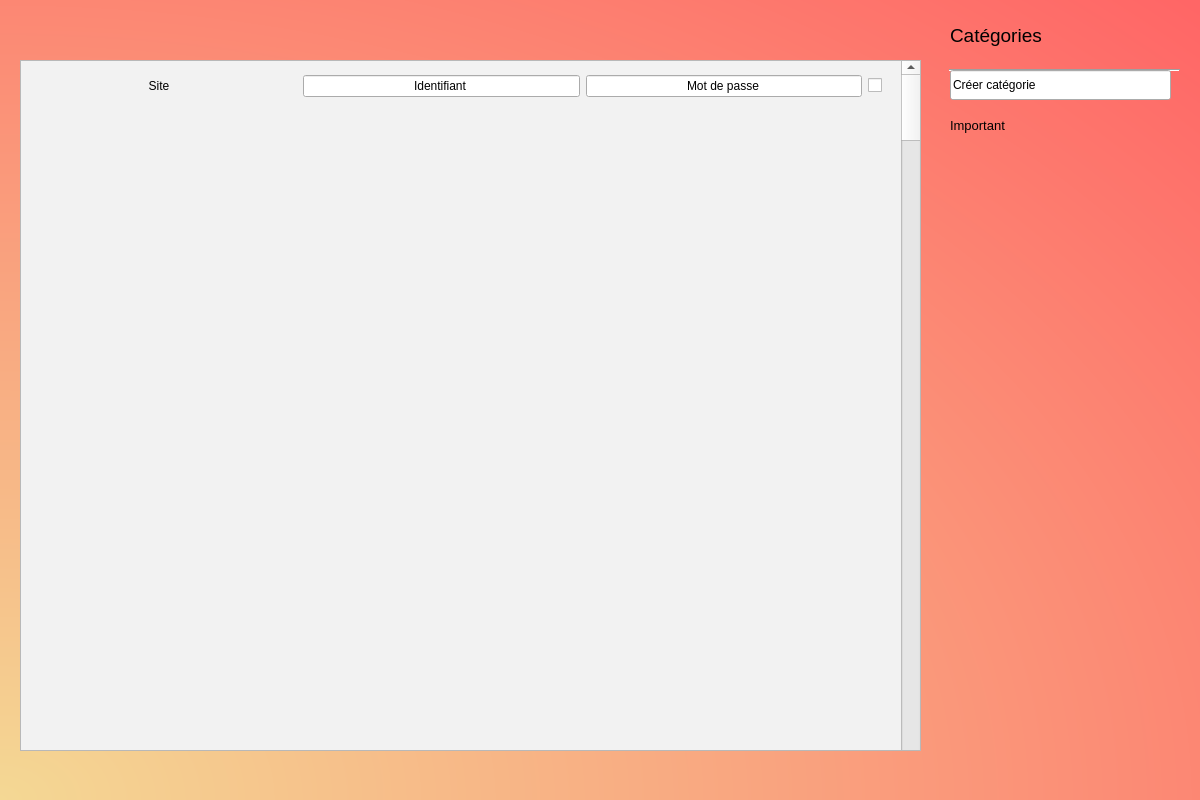
Before: the Qt Designer form Interface_graphique/PyQt/UI/fenetreGestion.ui in MindPass/Code, drawn with Qt 5.
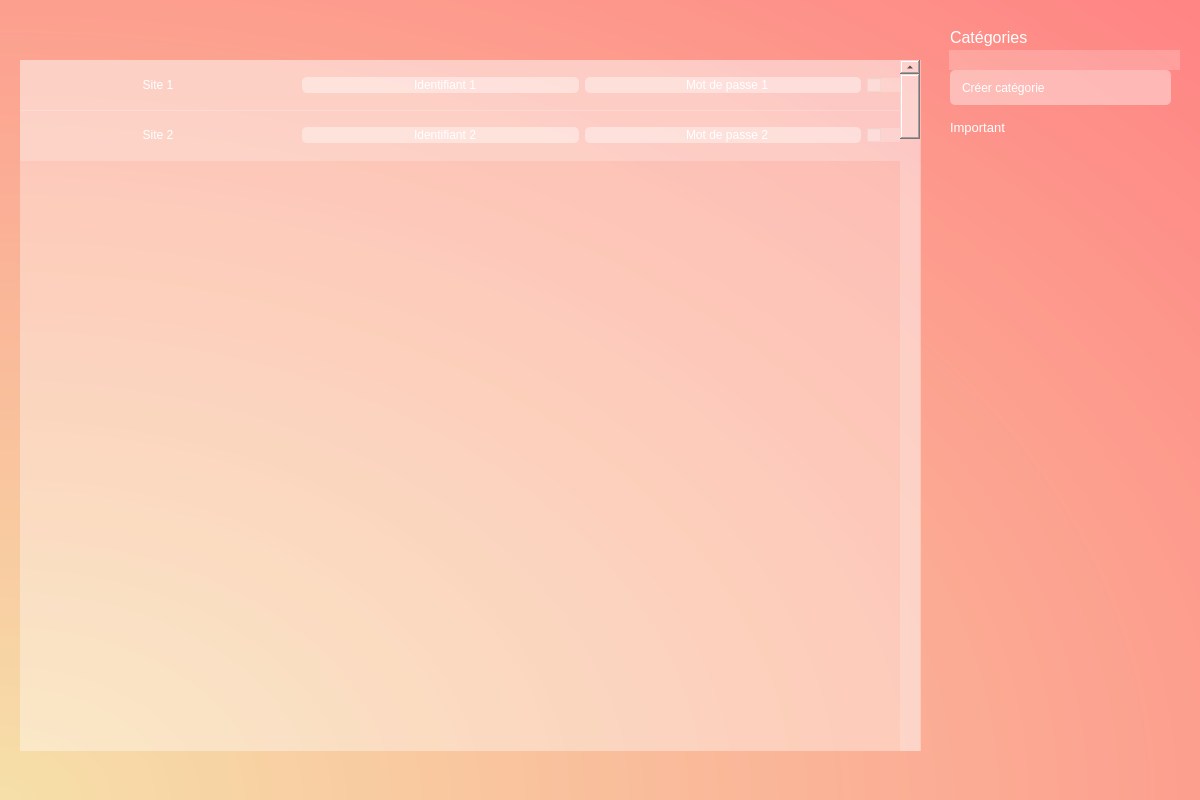
After: the same form once the commit is applied.

```diff
--- a/Interface_graphique/PyQt/UI/fenetreGestion.ui
+++ b/Interface_graphique/PyQt/UI/fenetreGestion.ui
@@ -14,13 +14,40 @@
    <string>Page de Gestion - MindPass</string>
   </property>
   <property name="styleSheet">
-   <string notr="true">QMainWindow {
-background: qradialgradient(spread:pad, cx:0, cy:1, radius:1.406, fx:0, fy:1, stop:0 rgba(244, 216, 148, 255), stop:1 rgba(255, 102, 102, 255));
-}
-
-#scrollAreaWidgetContents {
+   <string notr="true">QWidget {
 border: none;
-background-color: rgba(255,255,255,50);
+background: rgba(255,255,255,50);
+}
+
+QMainWindow {
+background: qradialgradient(spread:pad, cx:0, cy:1, radius:1.406, fx:0, fy:1, stop:0 rgba(244, 216, 148, 255), stop:1 rgba(255, 102, 102, 255));
+}
+
+QLineEdit {
+	background: rgba(255,255,255,100);
+	border: none;
+	border-radius: 5px;
+	color: white;
+	padding-left: 10px;
+}
+
+QLabel {
+background: none;
+color: white;
+}
+
+Line {
+background: none;
+border: 1px solid bottom;
+}
+
+#label_3 {
+color: white;
+}
+
+
+siteLayout_3 {
+background: rgba(255,255,255,25);
 }</string>
   </property>
   <widget class="QWidget" name="centralwidget">
@@ -30,12 +57,12 @@
       <x>950</x>
       <y>20</y>
       <width>211</width>
-      <height>31</height>
+      <height>35</height>
      </rect>
     </property>
     <property name="font">
      <font>
-      <pointsize>14</pointsize>
+      <pointsize>12</pointsize>
      </font>
     </property>
     <property name="text">
@@ -46,7 +73,7 @@
     <property name="geometry">
      <rect>
       <x>949</x>
-      <y>60</y>
+      <y>50</y>
       <width>231</width>
       <height>20</height>
      </rect>
@@ -61,7 +88,7 @@
       <x>950</x>
       <y>70</y>
       <width>221</width>
-      <height>30</height>
+      <height>35</height>
      </rect>
     </property>
     <property name="text">
@@ -77,7 +104,7 @@
       <x>950</x>
       <y>110</y>
       <width>191</width>
-      <height>31</height>
+      <height>35</height>
      </rect>
     </property>
     <property name="font">
@@ -122,8 +149,8 @@
       <rect>
        <x>0</x>
        <y>0</y>
-       <width>899</width>
-       <height>689</height>
+       <width>901</width>
+       <height>691</height>
       </rect>
      </property>
      <widget class="QWidget" name="gridLayoutWidget">
@@ -142,7 +169,7 @@
        <item row="0" column="2">
         <widget class="QLineEdit" name="lineEdit_3">
          <property name="text">
-          <string>Mot de passe</string>
+          <string>Mot de passe 1</string>
          </property>
          <property name="alignment">
           <set>Qt::AlignCenter</set>
@@ -157,7 +184,7 @@
 }</string>
          </property>
          <property name="text">
-          <string>Site</string>
+          <string>Site 1</string>
          </property>
          <property name="alignment">
           <set>Qt::AlignCenter</set>
@@ -170,7 +197,7 @@
           <string/>
          </property>
          <property name="text">
-          <string>Identifiant</string>
+          <string>Identifiant 1</string>
          </property>
          <property name="maxLength">
           <number>32767</number>
@@ -208,6 +235,75 @@
        <enum>Qt::Vertical</enum>
       </property>
      </widget>
+     <widget class="QWidget" name="gridLayoutWidget_2">
+      <property name="geometry">
+       <rect>
+        <x>0</x>
+        <y>50</y>
+        <width>880</width>
+        <height>51</height>
+       </rect>
+      </property>
+      <layout class="QGridLayout" name="siteLayout_3" columnstretch="100,100,100,12">
+       <property name="leftMargin">
+        <number>0</number>
+       </property>
+       <item row="0" column="2">
+        <widget class="QLineEdit" name="lineEdit_4">
+         <property name="text">
+          <string>Mot de passe 2</string>
+         </property>
+         <property name="alignment">
+          <set>Qt::AlignCenter</set>
+         </property>
+        </widget>
+       </item>
+       <item row="0" column="0">
+        <widget class="QLabel" name="label_5">
+         <property name="styleSheet">
+          <string notr="true">QGridLayout{
+rgb(90, 93, 255);
+}</string>
+         </property>
+         <property name="text">
+          <string>Site 2</string>
+         </property>
+         <property name="alignment">
+          <set>Qt::AlignCenter</set>
+         </property>
+        </widget>
+       </item>
+       <item row="0" column="1">
+        <widget class="QLineEdit" name="lineEdit_5">
+         <property name="inputMask">
+          <string/>
+         </property>
+         <property name="text">
+          <string>Identifiant 2</string>
+         </property>
+         <property name="maxLength">
+          <number>32767</number>
+         </property>
+         <property name="alignment">
+          <set>Qt::AlignCenter</set>
+         </property>
+        </widget>
+       </item>
+       <item row="0" column="3">
+        <widget class="QCheckBox" name="checkBox_2">
+         <property name="text">
+          <string/>
+         </property>
+         <property name="checkable">
+          <bool>true</bool>
+         </property>
+         <property name="checked">
+          <bool>false</bool>
+         </property>
+        </widget>
+       </item>
+      </layout>
+     </widget>
     </widget>
    </widget>
   </widget>
```
